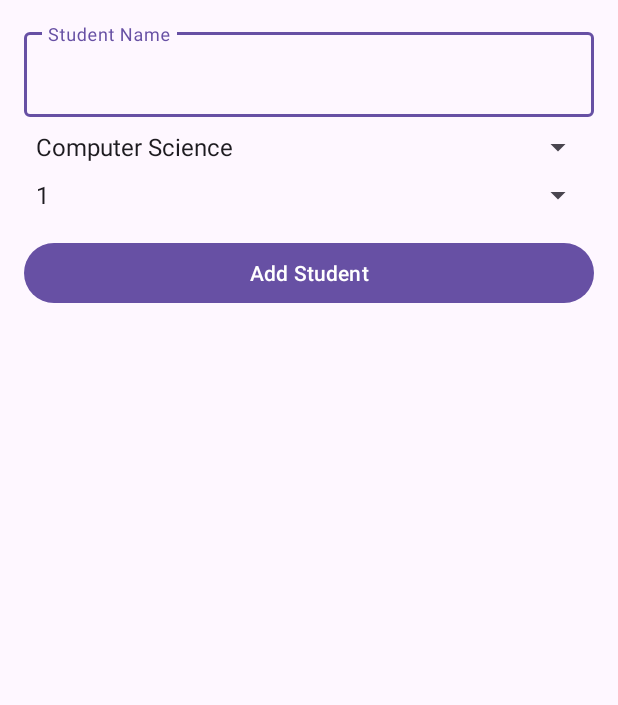
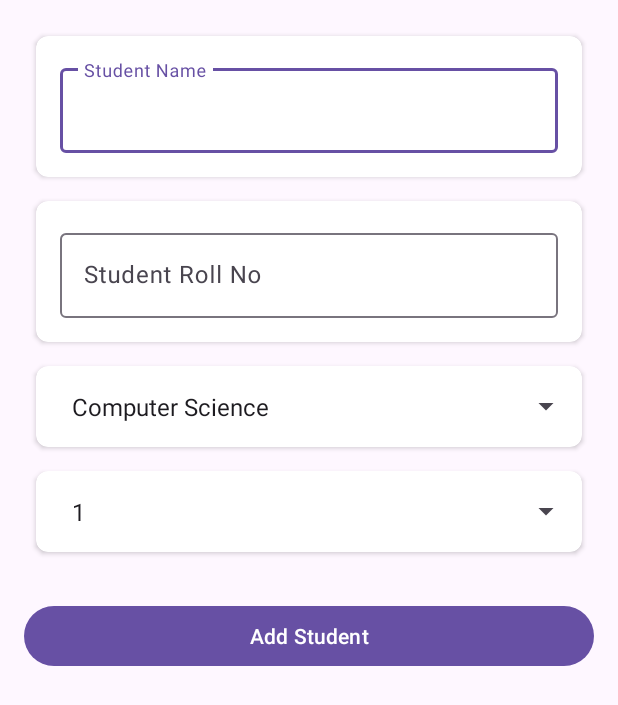
Before and after one commit to vishshivam/AttendanceApp, an Android app: the AddStudentActivity screen opened directly, with no data from a screen before it, on a phone screen of 412 x 824 dp. Shown: the top 705 px of the screen. Run offline under Robolectric (Android 15) with nearby library versions, the phone set to English and light mode, and no system bars.

Commit message:
attendo v1 commit

```diff
--- a/app/src/main/java/com/example/attendo/AddStudentActivity.java
+++ b/app/src/main/java/com/example/attendo/AddStudentActivity.java
@@ -1,6 +1,7 @@
 package com.example.attendo;
 import android.database.Cursor;
 import android.os.Bundle;
+import android.util.Log;
 import android.view.View;
 import android.widget.ArrayAdapter;
 import android.widget.Spinner;
@@ -13,7 +14,7 @@ import com.google.android.material.textfield.TextInputEditText;
 
 public class AddStudentActivity extends AppCompatActivity {
 
-    private TextInputEditText editTextStudentName;
+    private TextInputEditText editTextStudentName,editTextStudentRollNo;
     private Spinner spinnerBranch, spinnerSemester;
     private MaterialButton btnAddStudent;
     private DatabaseHelper dbHelper;
@@ -26,6 +27,7 @@ public class AddStudentActivity extends AppCompatActivity {
         setContentView(R.layout.activity_add_student);
 
         editTextStudentName = findViewById(R.id.editTextStudentName);
+        editTextStudentRollNo = findViewById(R.id.editTextStudentRollNo);
         spinnerBranch = findViewById(R.id.spinnerBranch);
         spinnerSemester = findViewById(R.id.spinnerSemester);
         btnAddStudent = findViewById(R.id.btnAddStudent);
@@ -36,6 +38,8 @@ public class AddStudentActivity extends AppCompatActivity {
 
         // Check if we are in update mode
         studentId = getIntent().getLongExtra("studentId", -1);
+        Log.d("DEBUG", "Received Student ID: " + studentId);
+
         if (studentId != -1) {
             isUpdateMode = true;
             loadStudentData(studentId);
@@ -113,6 +117,7 @@ public class AddStudentActivity extends AppCompatActivity {
 
     private void updateStudent() {
         String name = editTextStudentName.getText().toString().trim();
+        String rollNo = editTextStudentRollNo.getText().toString().trim();
         String branch = spinnerBranch.getSelectedItem().toString();
         int semester = Integer.parseInt(spinnerSemester.getSelectedItem().toString());
 
--- a/app/src/main/java/com/example/attendo/TakeAttendanceActivity.java
+++ b/app/src/main/java/com/example/attendo/TakeAttendanceActivity.java
@@ -149,4 +149,10 @@ public class TakeAttendanceActivity extends AppCompatActivity {
         }
         Toast.makeText(this, "Attendance saved successfully.", Toast.LENGTH_SHORT).show();
     }
+    //Inside TakeAttendanceActivity.java
+    @Override
+    protected void onResume() {
+        super.onResume();
+        loadStudents(); // Reload the student list
+    }
 }
--- a/app/src/main/res/layout/activity_add_student.xml
+++ b/app/src/main/res/layout/activity_add_student.xml
@@ -1,5 +1,6 @@
 <?xml version="1.0" encoding="utf-8"?>
 <LinearLayout xmlns:android="http://schemas.android.com/apk/res/android"
+    xmlns:app="http://schemas.android.com/apk/res-auto"
     xmlns:tools="http://schemas.android.com/tools"
     android:layout_width="match_parent"
     android:layout_height="match_parent"
@@ -7,30 +8,92 @@
     android:padding="16dp"
     tools:context=".AddStudentActivity">
 
+    <LinearLayout
+        android:layout_width="match_parent"
+        android:layout_height="wrap_content"
+        android:orientation="vertical"
+        android:layout_marginBottom="24dp">
+
+        <androidx.cardview.widget.CardView
+            android:layout_width="match_parent"
+            android:layout_height="wrap_content"
+            android:layout_margin="8dp"
+            app:cardCornerRadius="8dp"
+            app:cardElevation="2dp">
+
             <com.google.android.material.textfield.TextInputLayout
                 android:layout_width="match_parent"
                 android:layout_height="wrap_content"
                 android:hint="Student Name"
-        android:layout_marginBottom="8dp">
+                android:padding="16dp"
+                android:layout_marginBottom="0dp">
 
                 <com.google.android.material.textfield.TextInputEditText
                     android:id="@+id/editTextStudentName"
                     android:layout_width="match_parent"
-            android:layout_height="wrap_content"/>
+                    android:layout_height="wrap_content" />
 
             </com.google.android.material.textfield.TextInputLayout>
+
+        </androidx.cardview.widget.CardView>
+
+        <androidx.cardview.widget.CardView
+            android:layout_width="match_parent"
+            android:layout_height="wrap_content"
+            android:layout_margin="8dp"
+            app:cardCornerRadius="8dp"
+            app:cardElevation="2dp">
+
+            <com.google.android.material.textfield.TextInputLayout
+                android:layout_width="match_parent"
+                android:layout_height="wrap_content"
+                android:hint="Student Roll No"
+                android:padding="16dp"
+                android:layout_marginBottom="0dp">
+
+                <com.google.android.material.textfield.TextInputEditText
+                    android:id="@+id/editTextStudentRollNo"
+                    android:layout_width="match_parent"
+                    android:layout_height="wrap_content"
+                    android:inputType="number" />
+
+            </com.google.android.material.textfield.TextInputLayout>
+
+        </androidx.cardview.widget.CardView>
+
+        <androidx.cardview.widget.CardView
+            android:layout_width="match_parent"
+            android:layout_height="wrap_content"
+            android:layout_margin="8dp"
+            app:cardCornerRadius="8dp"
+            app:cardElevation="2dp">
 
             <Spinner
                 android:id="@+id/spinnerBranch"
                 android:layout_width="match_parent"
                 android:layout_height="wrap_content"
-        android:layout_marginBottom="8dp" />
+                android:padding="16dp"
+                android:layout_marginBottom="0dp" />
+
+        </androidx.cardview.widget.CardView>
+
+        <androidx.cardview.widget.CardView
+            android:layout_width="match_parent"
+            android:layout_height="wrap_content"
+            android:layout_margin="8dp"
+            app:cardCornerRadius="8dp"
+            app:cardElevation="2dp">
 
             <Spinner
                 android:id="@+id/spinnerSemester"
                 android:layout_width="match_parent"
                 android:layout_height="wrap_content"
-        android:layout_marginBottom="16dp" />
+                android:padding="16dp"
+                android:layout_marginBottom="0dp" />
+
+        </androidx.cardview.widget.CardView>
+
+    </LinearLayout>
 
     <com.google.android.material.button.MaterialButton
         android:id="@+id/btnAddStudent"
```
Also changed, not shown: app/src/main/java/com/example/attendo/ReportAdapter.java (+6 -1 lines), app/src/main/java/com/example/attendo/StudentAdapter.java (+11 -3 lines), app/src/main/res/layout/activity_report.xml (+32 -2 lines), app/src/main/res/layout/activity_take_attendance.xml (+34 -3 lines), app/src/main/res/layout/item_student.xml (+6 -2 lines). Lines whose indentation alone changed are shown as unchanged.
